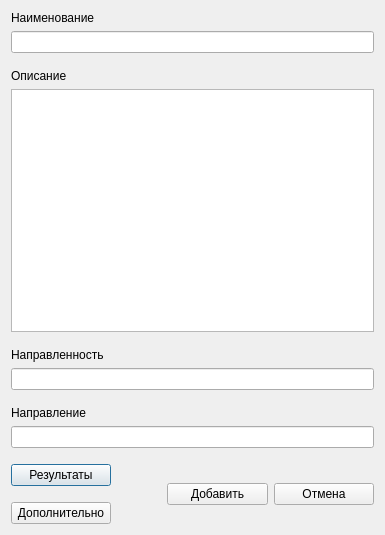
The window that ui/inserteducationalprogram.ui (7enSmile/clientVKR) describes before a commit, drawn with Qt 5.
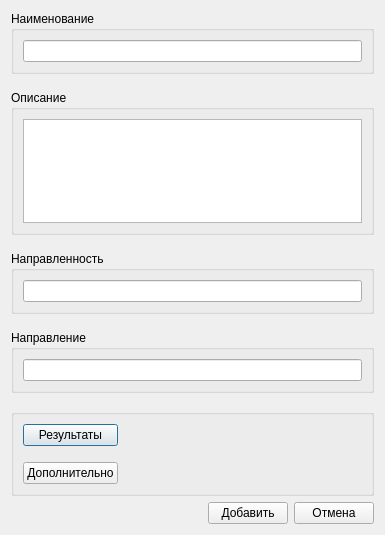
The same window after the commit.

The edit to the form file:
```diff
--- a/ui/inserteducationalprogram.ui
+++ b/ui/inserteducationalprogram.ui
@@ -15,19 +15,21 @@
   </property>
   <layout class="QVBoxLayout" name="verticalLayout_6">
    <item>
-    <layout class="QVBoxLayout" name="verticalLayout">
-     <item>
-      <widget class="QLabel" name="label">
-       <property name="text">
+    <widget class="QGroupBox" name="groupBox">
+     <property name="title">
         <string>Наименование</string>
        </property>
-      </widget>
-     </item>
+     <layout class="QHBoxLayout" name="horizontalLayout_2">
+      <item>
+       <layout class="QVBoxLayout" name="verticalLayout">
      <item>
       <widget class="QLineEdit" name="lineEditName"/>
      </item>
     </layout>
    </item>
+     </layout>
+    </widget>
+   </item>
    <item>
     <spacer name="verticalSpacer">
      <property name="orientation">
@@ -45,19 +47,21 @@
     </spacer>
    </item>
    <item>
-    <layout class="QVBoxLayout" name="verticalLayout_2">
-     <item>
-      <widget class="QLabel" name="label_2">
-       <property name="text">
+    <widget class="QGroupBox" name="groupBox_2">
+     <property name="title">
         <string>Описание</string>
        </property>
-      </widget>
-     </item>
+     <layout class="QHBoxLayout" name="horizontalLayout_3">
+      <item>
+       <layout class="QVBoxLayout" name="verticalLayout_2">
      <item>
       <widget class="QPlainTextEdit" name="plainTextEditDescription"/>
      </item>
     </layout>
    </item>
+     </layout>
+    </widget>
+   </item>
    <item>
     <spacer name="verticalSpacer_2">
      <property name="orientation">
@@ -75,19 +79,21 @@
     </spacer>
    </item>
    <item>
-    <layout class="QVBoxLayout" name="verticalLayout_3">
-     <item>
-      <widget class="QLabel" name="label_3">
-       <property name="text">
+    <widget class="QGroupBox" name="groupBox_3">
+     <property name="title">
         <string>Направленность</string>
        </property>
-      </widget>
-     </item>
+     <layout class="QHBoxLayout" name="horizontalLayout_4">
+      <item>
+       <layout class="QVBoxLayout" name="verticalLayout_3">
      <item>
       <widget class="QLineEdit" name="lineEditFocus"/>
      </item>
     </layout>
    </item>
+     </layout>
+    </widget>
+   </item>
    <item>
     <spacer name="verticalSpacer_3">
      <property name="orientation">
@@ -105,19 +111,21 @@
     </spacer>
    </item>
    <item>
-    <layout class="QVBoxLayout" name="verticalLayout_4">
-     <item>
-      <widget class="QLabel" name="label_4">
-       <property name="text">
+    <widget class="QGroupBox" name="groupBox_4">
+     <property name="title">
         <string>Направление</string>
        </property>
-      </widget>
-     </item>
+     <layout class="QHBoxLayout" name="horizontalLayout_5">
+      <item>
+       <layout class="QVBoxLayout" name="verticalLayout_4">
      <item>
       <widget class="QLineEdit" name="lineEditField"/>
      </item>
     </layout>
    </item>
+     </layout>
+    </widget>
+   </item>
    <item>
     <spacer name="verticalSpacer_4">
      <property name="orientation">
@@ -135,7 +143,11 @@
     </spacer>
    </item>
    <item>
-    <layout class="QHBoxLayout" name="horizontalLayout">
+    <widget class="QGroupBox" name="groupBox_5">
+     <property name="title">
+      <string/>
+     </property>
+     <layout class="QHBoxLayout" name="horizontalLayout_6">
      <item>
       <layout class="QVBoxLayout" name="verticalLayout_5">
        <item>
@@ -171,16 +183,31 @@
       </layout>
      </item>
      <item>
+       <spacer name="horizontalSpacer_2">
+        <property name="orientation">
+         <enum>Qt::Horizontal</enum>
+        </property>
+        <property name="sizeHint" stdset="0">
+         <size>
+          <width>40</width>
+          <height>20</height>
+         </size>
+        </property>
+       </spacer>
+      </item>
+     </layout>
+    </widget>
+   </item>
+   <item>
+    <layout class="QHBoxLayout" name="horizontalLayout">
+     <item>
       <spacer name="horizontalSpacer">
        <property name="orientation">
         <enum>Qt::Horizontal</enum>
        </property>
-       <property name="sizeType">
-        <enum>QSizePolicy::Fixed</enum>
-       </property>
        <property name="sizeHint" stdset="0">
         <size>
-         <width>50</width>
+         <width>40</width>
          <height>20</height>
         </size>
        </property>
```
Lines whose indentation alone changed are shown as unchanged.
